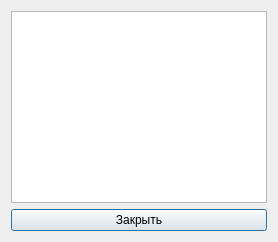
This is poiskmore_plugin/forms/LogbookForm.ui in SmNikc/poisk-more-qgis as Qt 5 draws it before an edit. The edited form follows.
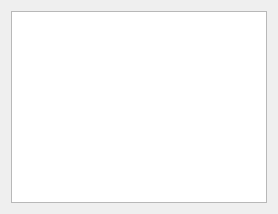
This is the edited form.

```diff
--- a/poiskmore_plugin/forms/LogbookForm.ui
+++ b/poiskmore_plugin/forms/LogbookForm.ui
@@ -5,14 +5,9 @@
   <property name="windowTitle">
    <string>Журнал действий</string>
   </property>
-  <layout class="QVBoxLayout" name="mainLayout">
+  <layout class="QVBoxLayout">
    <item>
-    <widget class="QTableWidget" name="logTable"/>
-   </item>
-   <item>
-    <widget class="QPushButton" name="buttonClose">
-     <property name="text"><string>Закрыть</string></property>
-    </widget>
+    <widget class="QTableView" name="tableLog"/>
    </item>
   </layout>
  </widget>
```
